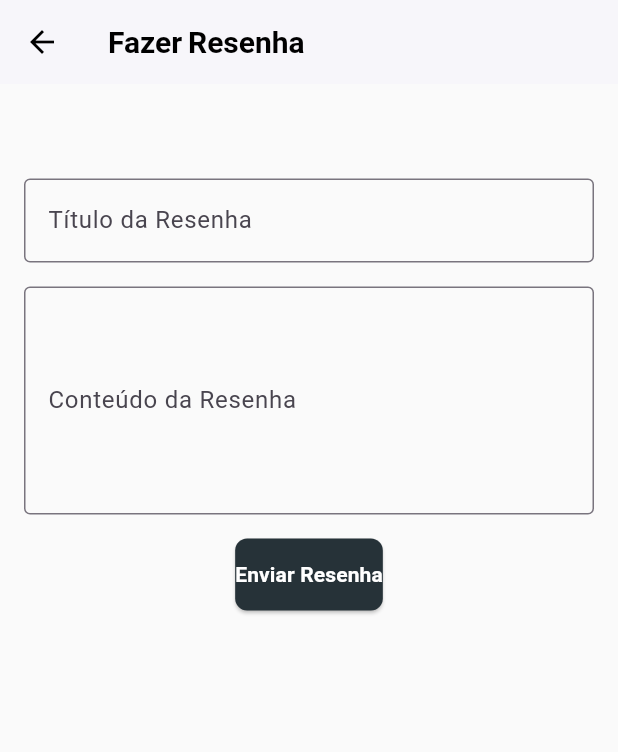
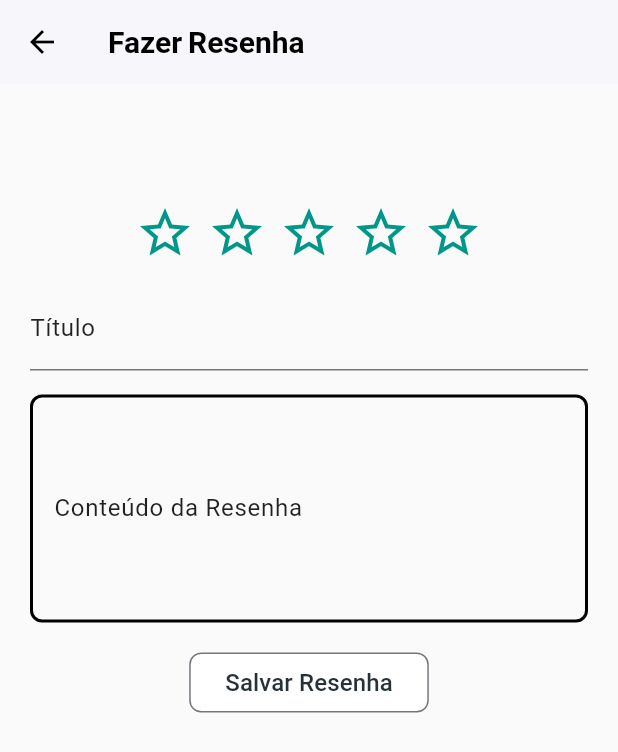
Before and after one commit to nicolemartinsx/book-tracker, a Flutter app: the ReviewPage screen opened directly with empty values, on a phone screen of 412 x 824 dp. Shown: the top 752 px of the screen. Run offline on Flutter 3.47's test engine with Material 3 defaults, Android fonts, the phone set to English and light mode, and no system bars; our stand-ins replace firebase_auth, firebase_core, google_fonts, smooth_star_rating_null_safety; accounts and stored records are empty.

Commit message:
feat: add review

```diff
--- a/lib/models/livro.dart
+++ b/lib/models/livro.dart
@@ -3,11 +3,13 @@ class Livro {
   String titulo;
   String autor;
   String icone;
+  String sinopse;
 
   Livro({
     required this.id,
     required this.titulo,
     required this.autor,
     required this.icone,
+    required this.sinopse,
   });
 }
--- /dev/null
+++ b/lib/models/review.dart
@@ -0,0 +1,15 @@
+class Review {
+  String idLivro;
+  String estrelas;
+  String titulo;
+  String autor;
+  String conteudo;
+
+  Review({
+    required this.idLivro,
+    required this.titulo,
+    required this.estrelas,
+    required this.autor,
+    required this.conteudo,
+  });
+}
--- a/lib/pages/review_page.dart
+++ b/lib/pages/review_page.dart
@@ -1,11 +1,21 @@
+import 'package:book_tracker/models/review.dart';
+import 'package:book_tracker/services/auth_service.dart';
 import 'package:flutter/material.dart';
+import 'package:book_tracker/repositories/review_repository.dart';
+import 'package:provider/provider.dart';
+import 'package:smooth_star_rating_null_safety/smooth_star_rating_null_safety.dart';
 
 //import 'package:cloud_firestore/cloud_firestore.dart';
 
 class ReviewPage extends StatefulWidget {
+  final String idLivro;
   final String livroTitulo;
 
-  const ReviewPage({super.key, required this.livroTitulo});
+  const ReviewPage({
+    super.key,
+    required this.idLivro,
+    required this.livroTitulo,
+  });
 
   @override
   State<ReviewPage> createState() => _ReviewPageState();
@@ -14,6 +24,7 @@ class ReviewPage extends StatefulWidget {
 class _ReviewPageState extends State<ReviewPage> {
   final TextEditingController _tituloController = TextEditingController();
   final TextEditingController _conteudoController = TextEditingController();
+  double rating = 0.0;
 
   @override
   void dispose() {
@@ -24,19 +35,27 @@ class _ReviewPageState extends State<ReviewPage> {
 
   Future<void> _salvarResenha() async {
     if (_tituloController.text.isEmpty || _conteudoController.text.isEmpty) {
-      ScaffoldMessenger.of(context).showSnackBar(
-        SnackBar(content: Text('Preencha todos os campos!')),
-      );
+      ScaffoldMessenger.of(
+        context,
+      ).showSnackBar(SnackBar(content: Text('Preencha todos os campos!')));
       return;
     }
 
+    ReviewRepository.addReview(
+      Review(
+        idLivro: widget.idLivro,
+        titulo: _tituloController.text,
+        estrelas: rating.toString(),
+        autor: context.read<AuthService>().usuario!.uid,
+        conteudo: _conteudoController.text,
+      ),
+    );
+
     try {
-
       //a configuração do firestore deve ficar aqui.
-
-      ScaffoldMessenger.of(context).showSnackBar(
-        SnackBar(content: Text('Resenha enviada com sucesso!')),
-      );
+      ScaffoldMessenger.of(
+        context,
+      ).showSnackBar(SnackBar(content: Text('Resenha enviada com sucesso!')));
 
       Navigator.pop(context); // Volta para a tela anterior
     } catch (e) {
@@ -55,10 +74,15 @@ class _ReviewPageState extends State<ReviewPage> {
         backgroundColor: Colors.white,
         elevation: 1,
         iconTheme: IconThemeData(color: Colors.black),
-        titleTextStyle: TextStyle(color: Colors.black, fontSize: 20, fontWeight: FontWeight.bold),
+        titleTextStyle: TextStyle(
+          color: Colors.black,
+          fontSize: 20,
+          fontWeight: FontWeight.bold,
+        ),
       ),
       body: Padding(
-        padding: const EdgeInsets.all(16.0),
+        padding: const EdgeInsets.fromLTRB(20, 32, 20, 32),
+        child: SingleChildScrollView(
           child: Column(
             children: [
               Text(
@@ -70,12 +94,40 @@ class _ReviewPageState extends State<ReviewPage> {
                 ),
               ),
               SizedBox(height: 16),
+              Row(
+                mainAxisAlignment: MainAxisAlignment.center,
+                children: [
+                  SmoothStarRating(
+                    rating: rating,
+                    size: 40,
+                    starCount: 5,
+                    allowHalfRating: true,
+                    onRatingChanged: (value) {
+                      setState(() {
+                        rating = value;
+                      });
+                    },
+                    filledIconData: Icons.star,
+                    halfFilledIconData: Icons.star_half,
+                    defaultIconData: Icons.star_border,
+                    color: Colors.teal,
+                    borderColor: Colors.teal,
+                    spacing: 8.0,
+                  ),
+                ],
+              ),
+
+              SizedBox(height: 16),
               TextField(
                 controller: _tituloController,
                 decoration: InputDecoration(
-                labelText: 'Título da Resenha',
-                border: OutlineInputBorder(),
+                  labelText: 'Título',
+                  labelStyle: TextStyle(color: Colors.black87),
+                  focusedBorder: UnderlineInputBorder(
+                    borderSide: BorderSide(color: Colors.teal, width: 2),
                   ),
+                ),
+                onTapOutside: (event) => FocusScope.of(context).unfocus(),
               ),
               SizedBox(height: 16),
               TextField(
@@ -83,30 +135,36 @@ class _ReviewPageState extends State<ReviewPage> {
                 maxLines: 5,
                 decoration: InputDecoration(
                   labelText: 'Conteúdo da Resenha',
-                border: OutlineInputBorder(),
+                  labelStyle: TextStyle(color: Colors.black87),
+                  enabledBorder: OutlineInputBorder(
+                    borderRadius: BorderRadius.circular(8),
+                    borderSide: BorderSide(color: Colors.black, width: 2),
+                  ),
+                  focusedBorder: OutlineInputBorder(
+                    borderRadius: BorderRadius.circular(8),
+                    borderSide: BorderSide(color: Colors.teal, width: 2),
                   ),
                 ),
+                onTapOutside: (event) => FocusScope.of(context).unfocus(),
+              ),
               SizedBox(height: 16),
-            ElevatedButton(
+              OutlinedButton(
                 onPressed: _salvarResenha,
-              style: ElevatedButton.styleFrom(
-                backgroundColor: Colors.blueGrey[900],
-                padding: EdgeInsets.symmetric(vertical: 14),
+                style: OutlinedButton.styleFrom(
+                  backgroundColor: Colors.white,
                   shape: RoundedRectangleBorder(
                     borderRadius: BorderRadius.circular(8),
                   ),
                 ),
                 child: Text(
-                'Enviar Resenha',
-                style: TextStyle(
-                  color: Colors.white,
-                  fontWeight: FontWeight.bold,
-                ),
+                  'Salvar Resenha',
+                  style: TextStyle(fontSize: 16, color: Colors.blueGrey[900]),
                 ),
               ),
             ],
           ),
         ),
+      ),
     );
   }
 }
--- /dev/null
+++ b/lib/repositories/review_repository.dart
@@ -0,0 +1,17 @@
+import 'package:book_tracker/models/review.dart';
+
+class ReviewRepository {
+  static final List<Review> _reviews = [];
+
+  static List<Review> get reviews => _reviews;
+
+  static void addReview(Review review) {
+    _reviews.add(review);
+  }
+
+  static bool hasReviewed(String livroId, String usuario) {
+    return _reviews.any(
+      (review) => review.idLivro == livroId && review.autor == usuario,
+    );
+  }
+}
--- a/pubspec.yaml
+++ b/pubspec.yaml
@@ -35,6 +35,9 @@ dependencies:
 
   firebase_core: ^2.27.0
   firebase_auth: ^4.17.5
+
+  smooth_star_rating_null_safety: ^1.0.4
+
 
 
 
```
Also changed, not shown: pubspec.lock. Lines whose indentation alone changed are shown as unchanged.
